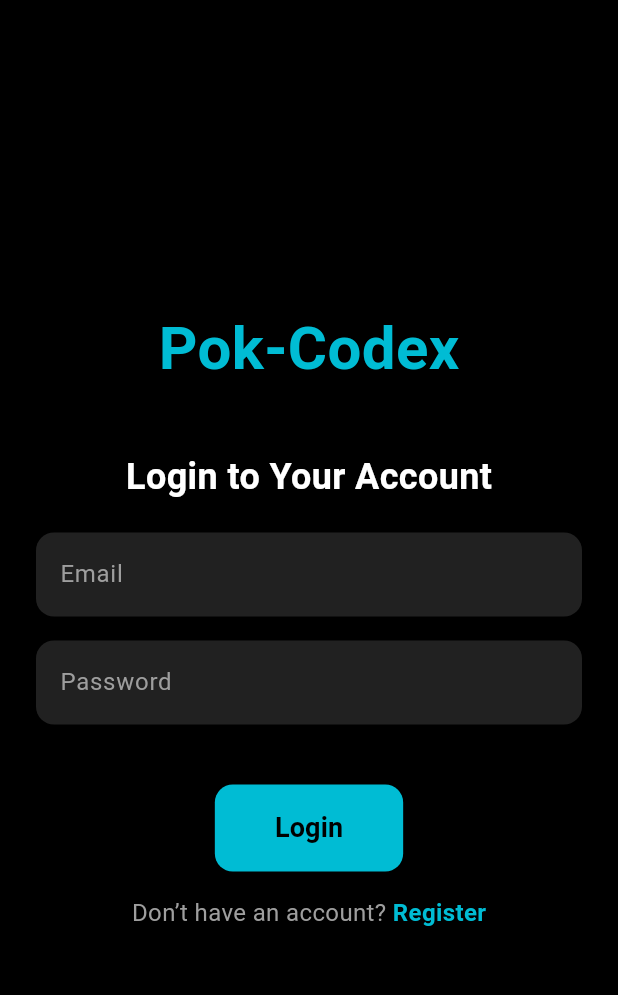
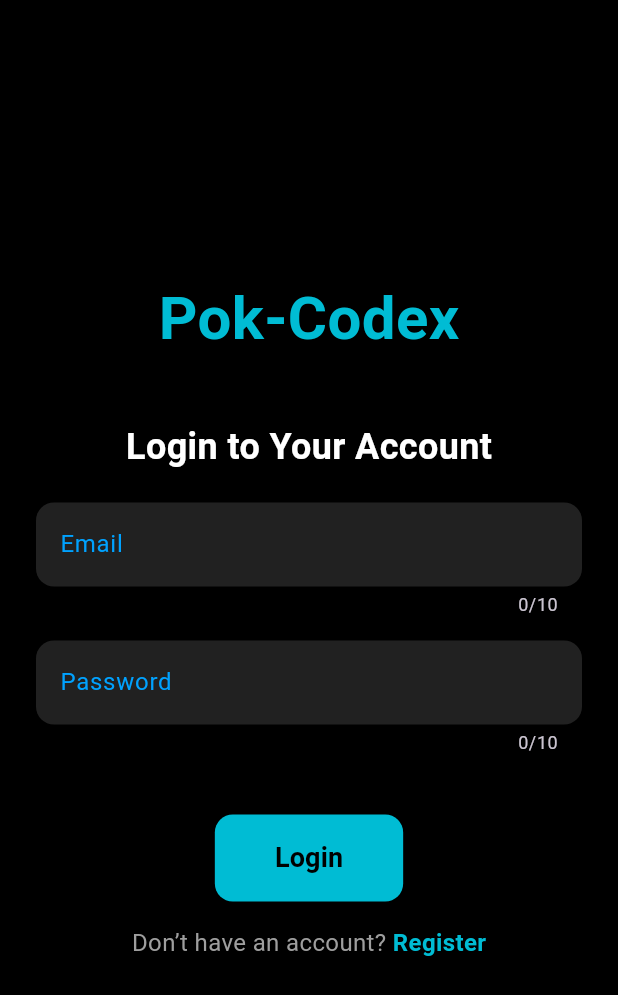
Before and after one commit to Kota-Jagadeesh/Pok-Codex, a Flutter app: the screen it shows after launch, on a phone screen of 412 x 824 dp. Shown: the top 995 px of the screen. Run offline on Flutter 3.47's test engine with Material 3 defaults, Android fonts, the phone set to English and light mode, and no system bars.

Commit message:
changed the styling for login page

```diff
--- a/lib/screens/login_page.dart
+++ b/lib/screens/login_page.dart
@@ -101,9 +101,11 @@ class _LoginPageState extends State<LoginPage> {
               const SizedBox(height: 20),
               TextFormField(
                 controller: _emailController,
+                maxLength: 10,
                 decoration: InputDecoration(
                   labelText: 'Email',
-                  labelStyle: const TextStyle(color: Colors.grey),
+                  labelStyle:
+                      const TextStyle(color: Color.fromARGB(255, 0, 162, 255)),
                   filled: true,
                   fillColor: Colors.grey[900],
                   border: OutlineInputBorder(
@@ -117,9 +119,11 @@ class _LoginPageState extends State<LoginPage> {
               const SizedBox(height: 16),
               TextFormField(
                 controller: _passwordController,
+                maxLength: 10,
                 decoration: InputDecoration(
                   labelText: 'Password',
-                  labelStyle: const TextStyle(color: Colors.grey),
+                  labelStyle:
+                      const TextStyle(color: Color.fromARGB(255, 0, 162, 255)),
                   filled: true,
                   fillColor: Colors.grey[900],
                   border: OutlineInputBorder(
```
